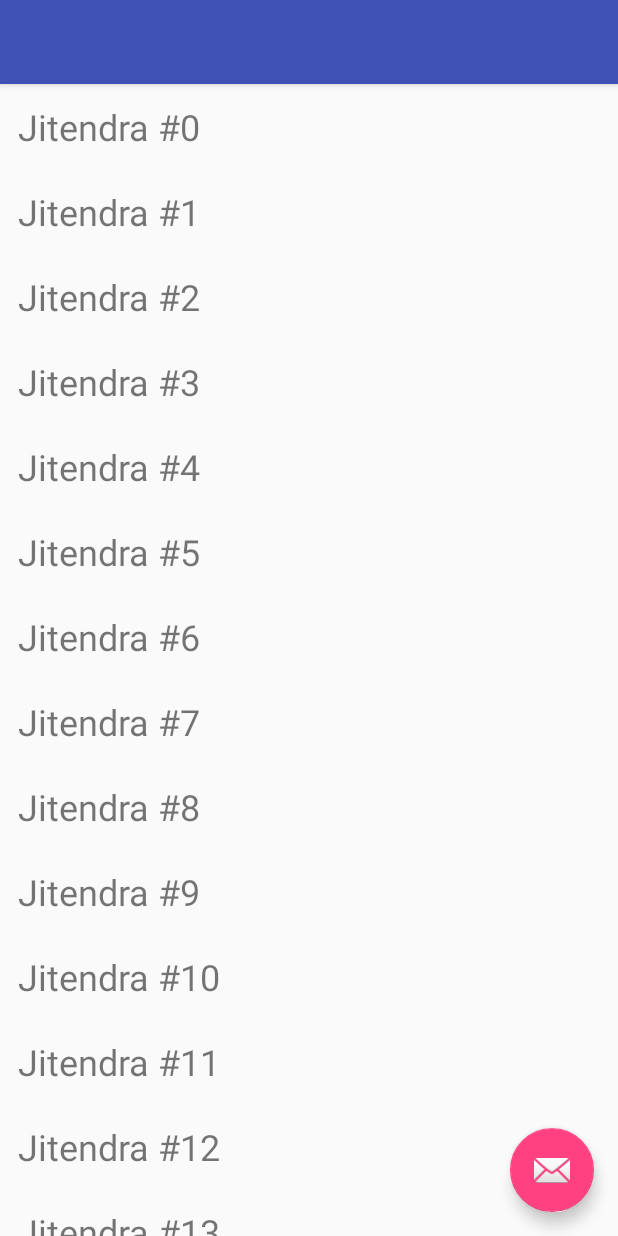
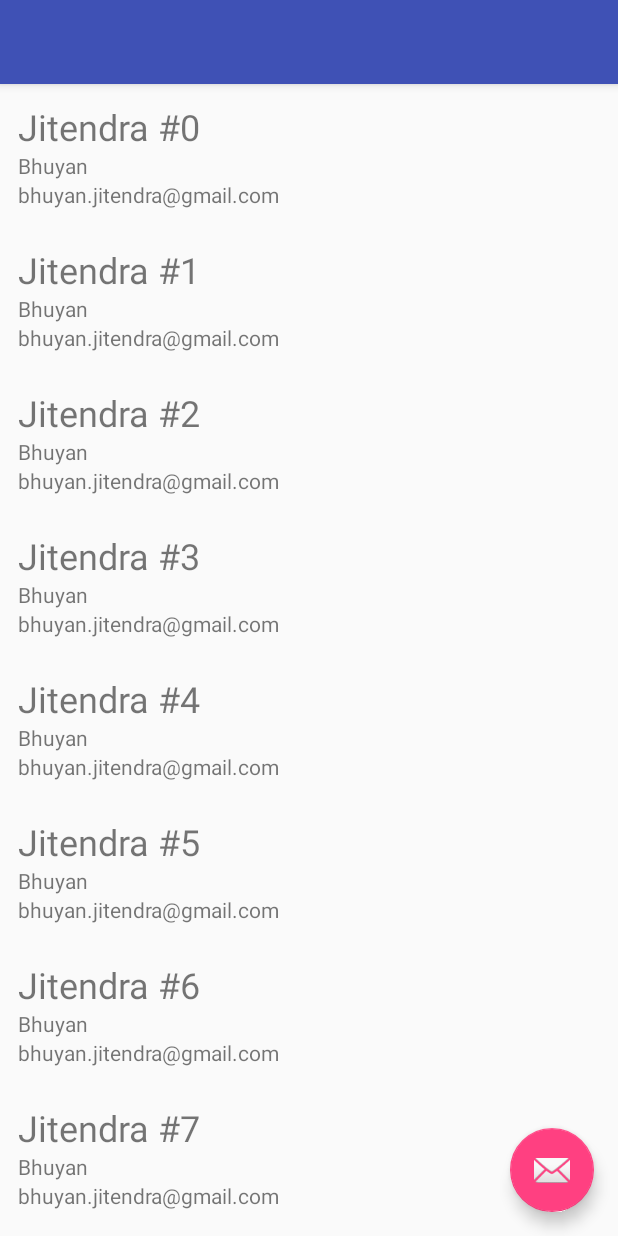
Before and after one commit to jitendrabhuyan/FamousPeople, an Android app: the screen it shows after launch (MainActivity), on a phone screen of 412 x 824 dp. Run offline under Robolectric (Android 15) with nearby library versions, the phone set to English and light mode, and no system bars; our stand-ins replace Room's generated code.

Commit message:
some more adapter changes

```diff
--- a/app/build.gradle
+++ b/app/build.gradle
@@ -26,4 +26,18 @@ dependencies {
     testImplementation 'junit:junit:4.12'
     androidTestImplementation 'com.android.support.test:runner:1.0.2'
     androidTestImplementation 'com.android.support.test.espresso:espresso-core:3.0.2'
+
+    def room_version = "1.1.0" // or, for latest rc, use "1.1.1-rc1"
+
+    implementation "android.arch.persistence.room:runtime:$room_version"
+    annotationProcessor "android.arch.persistence.room:compiler:$room_version"
+
+    // optional - RxJava support for Room
+    implementation "android.arch.persistence.room:rxjava2:$room_version"
+
+    // optional - Guava support for Room, including Optional and ListenableFuture
+    implementation "android.arch.persistence.room:guava:$room_version"
+
+    // Test helpers
+    testImplementation "android.arch.persistence.room:testing:$room_version"
 }
--- a/app/src/main/java/app/demo/com/famouspeople/MainActivity.java
+++ b/app/src/main/java/app/demo/com/famouspeople/MainActivity.java
@@ -19,7 +19,7 @@ public class MainActivity extends AppCompatActivity {
 
     private static final String TAG = MainActivity.class.getName();
     FloatingActionButton fab;
-    ArrayList<String> users;
+    ArrayList<User> users;
 
     RecyclerView mRecyclerView;
     RecyclerView.Adapter mRecyclerViewAdapter;
@@ -29,9 +29,10 @@ public class MainActivity extends AppCompatActivity {
         super.onCreate(savedInstanceState);
         setContentView(R.layout.activity_main);
 
-        users = new ArrayList<String>();
+        users = new ArrayList<User>();
         for (int i = 0; i < 100; i++) {
-            users.add("Jitendra #"+i);
+            User user = new User("Jitendra #"+i,"Bhuyan","bhuyan.jitendra@gmail.com");
+            users.add(user);
         }
         mRecyclerView = findViewById(R.id.recycler_view);
         mRecyclerView.setLayoutManager(new LinearLayoutManager(this));
--- /dev/null
+++ b/app/src/main/java/app/demo/com/famouspeople/User.java
@@ -0,0 +1,47 @@
+package app.demo.com.famouspeople;
+
+import android.arch.persistence.room.Entity;
+import android.arch.persistence.room.PrimaryKey;
+
+@Entity
+public class User {
+
+
+    private int id;
+
+    private String firstName;
+
+    private String lastName;
+
+    private String email;
+
+    public User(String firstName, String lastName, String email) {
+        this.firstName = firstName;
+        this.lastName = lastName;
+        this.email = email;
+    }
+
+    public String getFirstName() {
+        return firstName;
+    }
+
+    public String getLastName() {
+        return lastName;
+    }
+
+    public String getEmail() {
+        return email;
+    }
+
+    public void setFirstName(String firstName) {
+        this.firstName = firstName;
+    }
+
+    public void setLastName(String lastName) {
+        this.lastName = lastName;
+    }
+
+    public void setEmail(String email) {
+        this.email = email;
+    }
+}
--- a/app/src/main/java/app/demo/com/famouspeople/UserAdapter.java
+++ b/app/src/main/java/app/demo/com/famouspeople/UserAdapter.java
@@ -6,14 +6,16 @@ import android.view.View;
 import android.view.ViewGroup;
 import android.widget.TextView;
 
+import org.w3c.dom.Text;
+
 import java.util.ArrayList;
 
 public class UserAdapter extends RecyclerView.Adapter<UserAdapter.ViewHolder> {
 
 
-    ArrayList<String> users;
+    ArrayList<User> users;
 
-    public UserAdapter(ArrayList<String> users) {
+    public UserAdapter(ArrayList<User> users) {
         this.users = users;
 
     }
@@ -32,15 +34,22 @@ public class UserAdapter extends RecyclerView.Adapter<UserAdapter.ViewHolder> {
 
     @Override
     public void onBindViewHolder(UserAdapter.ViewHolder holder, int position) {
-        holder.firstName.setText(users.get(position));
+        holder.firstName.setText(users.get(position).getFirstName());
+        holder.lastName.setText(users.get(position).getLastName());
+        holder.email.setText(users.get(position).getEmail());
+
     }
 
     public class ViewHolder extends RecyclerView.ViewHolder {
         public TextView firstName;
+        public TextView lastName;
+        public TextView email;
 
         public ViewHolder(View itemView) {
             super(itemView);
             firstName = itemView.findViewById(R.id.first_name);
+            lastName = itemView.findViewById(R.id.last_name);
+            email = itemView.findViewById(R.id.email_id);
         }
     }
 
--- a/app/src/main/res/layout/user_row.xml
+++ b/app/src/main/res/layout/user_row.xml
@@ -11,4 +11,16 @@
         android:layout_height="wrap_content"
         android:textSize="24sp"/>
 
+    <TextView
+        android:id="@+id/last_name"
+        android:layout_width="wrap_content"
+        android:layout_height="wrap_content"
+        android:textSize="14sp"/>
+
+    <TextView
+        android:id="@+id/email_id"
+        android:layout_width="wrap_content"
+        android:layout_height="wrap_content"
+        android:textSize="14sp"/>
+
 </LinearLayout>
```
